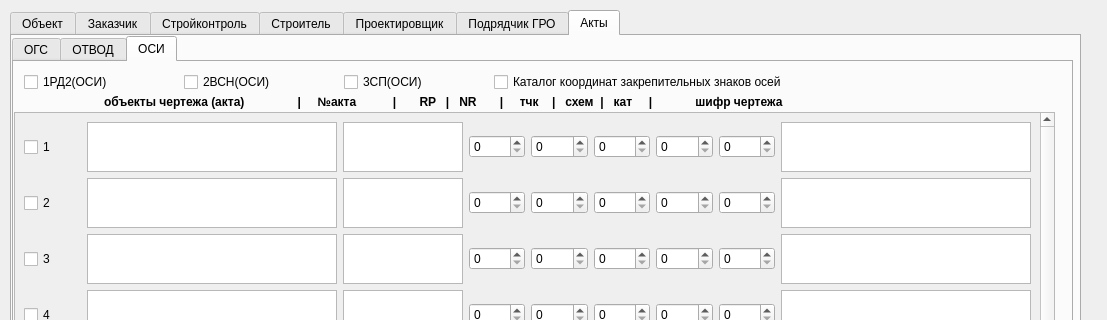
SerNikOv/GRO, file form/GRO.ui: the form before one commit; both pictures show x 0 to 1107 and y 0 to 320 of the 1107 by 854 pixel window.
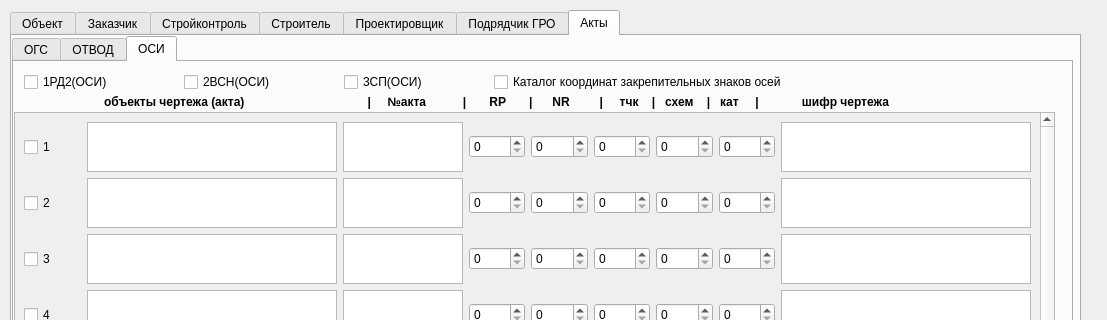
The form after the commit. The open tabs and pages were chosen to show the change. Icons and pictures are not drawn.

Patch:
```diff
--- a/form/GRO.ui
+++ b/form/GRO.ui
@@ -2133,7 +2133,7 @@
          </font>
         </property>
         <property name="text">
-         <string>объекты чертежа (акта)                |     №акта           |       RP   |   NR       |     тчк    |   схем  |   кат     |             шифр чертежа</string>
+         <string>объекты чертежа (акта)                                     |     №акта           |       RP       |      NR         |     тчк    |   схем    |   кат     |             шифр чертежа</string>
         </property>
        </widget>
        <widget class="QScrollArea" name="scrollArea">
```
